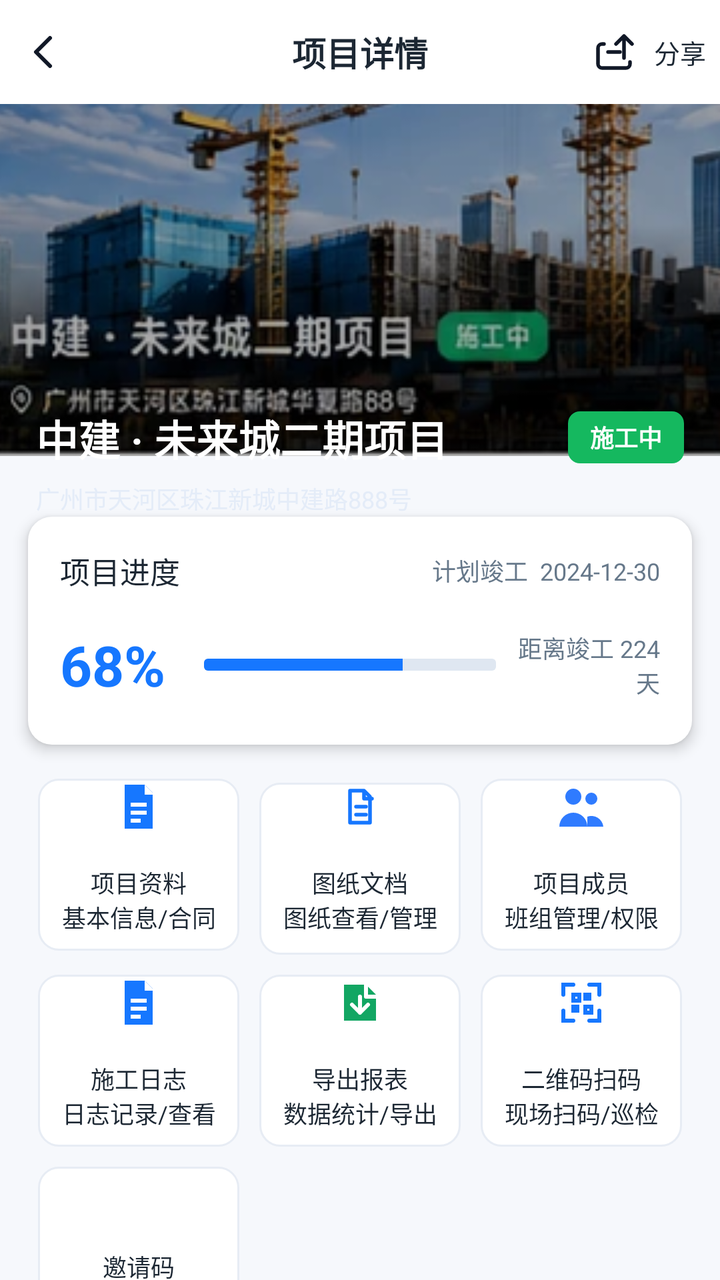
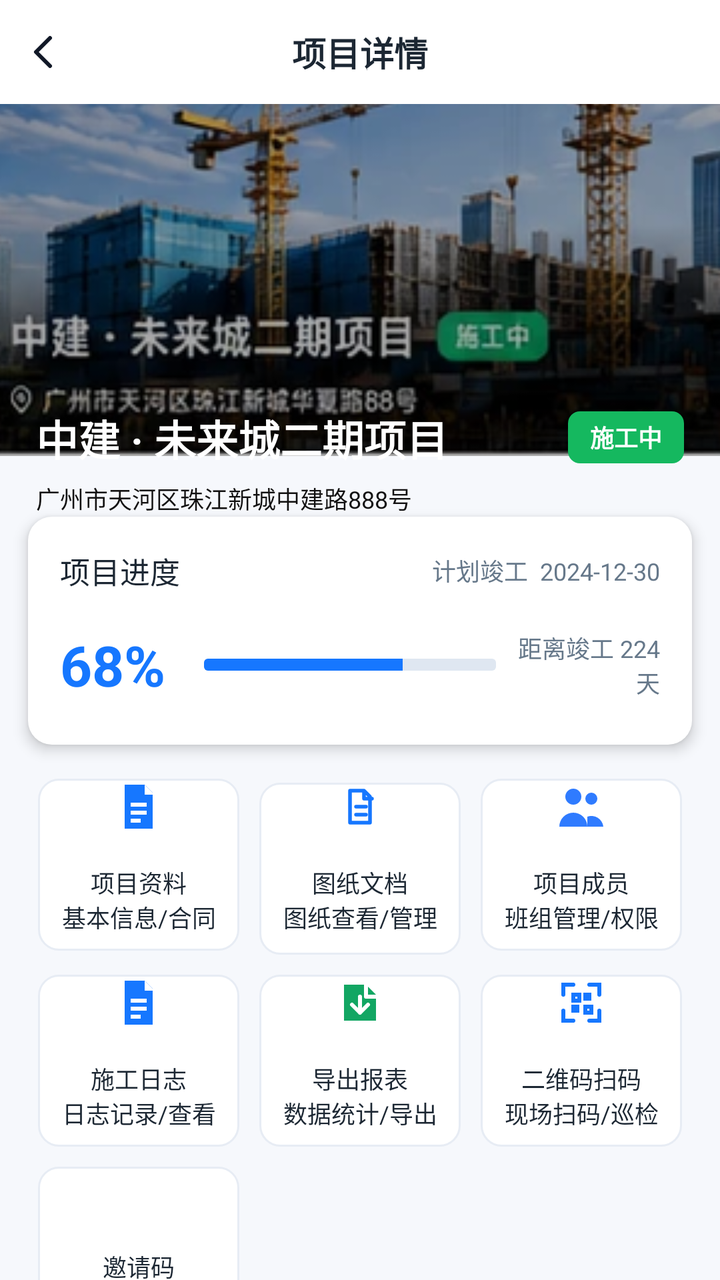

Two renders of the same Android screen: before a commit and after it. Below are the layout's source before the change and the commit's diff.
<!-- AndroidManifest.xml: application theme Theme.WorkerM -->
<!-- res/layout/activity_project_detail.xml -->
<?xml version="1.0" encoding="utf-8"?>
<androidx.core.widget.NestedScrollView xmlns:android="http://schemas.android.com/apk/res/android"
    android:id="@+id/detail_root"
    android:layout_width="match_parent"
    android:layout_height="match_parent"
    android:background="@drawable/bg_app_page"
    android:fillViewport="true"
    android:overScrollMode="never">

    <LinearLayout
        android:layout_width="match_parent"
        android:layout_height="wrap_content"
        android:orientation="vertical"
        android:paddingBottom="24dp">

        <FrameLayout
            android:layout_width="match_parent"
            android:layout_height="276dp">

            <ImageView
                android:id="@+id/project_cover_image"
                android:layout_width="match_parent"
                android:layout_height="228dp"
                android:scaleType="centerCrop"
                android:src="@drawable/detail_header_crane" />

            <View
                android:layout_width="match_parent"
                android:layout_height="228dp"
                android:background="#55000000" />

            <FrameLayout
                android:layout_width="match_parent"
                android:layout_height="52dp"
                android:background="@color/white">

                <ImageButton
                    android:id="@+id/detail_back_button"
                    android:layout_width="44dp"
                    android:layout_height="44dp"
                    android:layout_gravity="start|center_vertical"
                    android:background="?attr/selectableItemBackgroundBorderless"
                    android:padding="10dp"
                    android:src="@drawable/ic_back" />

                <TextView
                    android:layout_width="wrap_content"
                    android:layout_height="match_parent"
                    android:layout_gravity="center"
                    android:gravity="center"
                    android:text="项目详情"
                    android:textColor="@color/text_primary"
                    android:textSize="17sp"
                    android:textStyle="bold" />

                <TextView
                    android:layout_width="64dp"
                    android:layout_height="match_parent"
                    android:layout_gravity="end"
                    android:drawableStart="@drawable/ic_share"
                    android:gravity="center"
                    android:text="分享"
                    android:textColor="@color/text_primary"
                    android:textSize="13sp" />
            </FrameLayout>

            <LinearLayout
                android:layout_width="match_parent"
                android:layout_height="84dp"
                android:layout_gravity="bottom"
                android:gravity="bottom"
                android:orientation="vertical"
                android:paddingHorizontal="18dp"
                android:paddingBottom="18dp">

                <LinearLayout
                    android:layout_width="match_parent"
                    android:layout_height="wrap_content"
                    android:gravity="center_vertical"
                    android:orientation="horizontal">

                    <TextView
                        android:id="@+id/project_name_text"
                        android:layout_width="0dp"
                        android:layout_height="wrap_content"
                        android:layout_weight="1"
                        android:text="中建 · 未来城二期项目"
                        android:textColor="@color/white"
                        android:textSize="21sp"
                        android:textStyle="bold" />

                    <TextView
                        android:id="@+id/project_status_text"
                        android:layout_width="58dp"
                        android:layout_height="26dp"
                        android:background="@drawable/bg_chip_green"
                        android:gravity="center"
                        android:text="施工中"
                        android:textColor="@color/white"
                        android:textSize="12sp"
                        android:textStyle="bold" />
                </LinearLayout>

                <TextView
                    android:id="@+id/project_address_text"
                    android:layout_width="wrap_content"
                    android:layout_height="wrap_content"
                    android:layout_marginTop="6dp"
                    android:text="广州市天河区珠江新城中建路888号"
                    android:textColor="#E4ECF8"
                    android:textSize="12sp" />
            </LinearLayout>
        </FrameLayout>

        <LinearLayout
            android:layout_width="match_parent"
            android:layout_height="wrap_content"
            android:layout_marginHorizontal="14dp"
            android:layout_marginTop="-18dp"
            android:background="@drawable/bg_card_round"
            android:elevation="4dp"
            android:orientation="vertical"
            android:padding="16dp">

            <LinearLayout
                android:layout_width="match_parent"
                android:layout_height="wrap_content"
                android:gravity="center_vertical"
                android:orientation="horizontal">

                <TextView
                    android:layout_width="0dp"
                    android:layout_height="wrap_content"
                    android:layout_weight="1"
                    android:text="项目进度"
                    android:textColor="@color/text_primary"
                    android:textSize="15sp" />

                <TextView
                    android:id="@+id/project_plan_text"
                    android:layout_width="wrap_content"
                    android:layout_height="wrap_content"
                    android:text="计划竣工  2024-12-30"
                    android:textColor="@color/text_secondary"
                    android:textSize="12sp" />
            </LinearLayout>

            <LinearLayout
                android:layout_width="match_parent"
                android:layout_height="48dp"
                android:layout_marginTop="12dp"
                android:gravity="center_vertical"
                android:orientation="horizontal">

                <TextView
                    android:id="@+id/project_progress_text"
                    android:layout_width="62dp"
                    android:layout_height="wrap_content"
                    android:text="68%"
                    android:textColor="@color/dashboard_blue"
                    android:textSize="28sp"
                    android:textStyle="bold" />

                <ProgressBar
                    android:id="@+id/project_progress_bar"
                    style="?android:attr/progressBarStyleHorizontal"
                    android:layout_width="0dp"
                    android:layout_height="6dp"
                    android:layout_marginStart="10dp"
                    android:layout_weight="1"
                    android:max="100"
                    android:progress="68"
                    android:progressDrawable="@drawable/bg_progress_layer" />

                <TextView
                    android:id="@+id/project_days_text"
                    android:layout_width="82dp"
                    android:layout_height="wrap_content"
                    android:gravity="end"
                    android:text="距离竣工 224天"
                    android:textColor="@color/text_secondary"
                    android:textSize="12sp" />
            </LinearLayout>
        </LinearLayout>

        <GridLayout
            android:layout_width="match_parent"
            android:layout_height="wrap_content"
            android:layout_marginHorizontal="14dp"
            android:layout_marginTop="12dp"
            android:columnCount="3">

            <TextView
                android:id="@+id/project_materials_action"
                style="@style/DetailActionCard"
                android:drawableTop="@drawable/ic_doc"
                android:text="项目资料\n基本信息/合同" />
            <TextView
                android:id="@+id/drawing_docs_action"
                style="@style/DetailActionCard"
                android:drawableTop="@drawable/ic_project"
                android:text="图纸文档\n图纸查看/管理" />
            <TextView
                android:id="@+id/project_members_action"
                style="@style/DetailActionCard"
                android:drawableTop="@drawable/ic_people"
                android:text="项目成员\n班组管理/权限" />
            <TextView
                android:id="@+id/construction_log_action"
                style="@style/DetailActionCard"
                android:drawableTop="@drawable/ic_doc"
                android:text="施工日志\n日志记录/查看" />
            <TextView
                android:id="@+id/project_report_action"
                style="@style/DetailActionCard"
                android:drawableTop="@drawable/ic_export"
                android:text="导出报表\n数据统计/导出" />
            <TextView
                android:id="@+id/qr_scan_action"
                style="@style/DetailActionCard"
                android:drawableTop="@drawable/ic_scan"
                android:text="二维码扫码\n现场扫码/巡检" />
            <TextView
                android:id="@+id/invite_code_action"
                style="@style/DetailActionCard"
                android:drawableTop="@drawable/ic_add"
                android:text="邀请码\n班组注册邀请" />
        </GridLayout>

        <LinearLayout
            android:layout_width="match_parent"
            android:layout_height="wrap_content"
            android:layout_marginHorizontal="14dp"
            android:layout_marginTop="14dp"
            android:background="@drawable/bg_card_round"
            android:elevation="2dp"
            android:orientation="vertical"
            android:padding="14dp">

            <LinearLayout
                android:layout_width="match_parent"
                android:layout_height="28dp"
                android:gravity="center_vertical"
                android:orientation="horizontal">

                <TextView android:layout_width="0dp" android:layout_height="wrap_content" android:layout_weight="1" android:text="最近文件" android:textColor="@color/text_primary" android:textSize="15sp" android:textStyle="bold" />
                <TextView android:layout_width="wrap_content" android:layout_height="wrap_content" android:text="全部文件  >" android:textColor="@color/text_secondary" android:textSize="12sp" />
            </LinearLayout>

            <LinearLayout
                android:id="@+id/recent_files_container"
                android:layout_width="match_parent"
                android:layout_height="wrap_content"
                android:orientation="vertical" />

            <TextView
                android:id="@+id/recent_files_empty_text"
                android:layout_width="match_parent"
                android:layout_height="64dp"
                android:gravity="center"
                android:text="暂无最近文件"
                android:textColor="@color/text_secondary"
                android:textSize="13sp" />

            <TextView
                android:layout_width="match_parent"
                android:layout_height="34dp"
                android:gravity="center"
                android:text="查看更多文件  >"
                android:textColor="@color/dashboard_blue"
                android:textSize="12sp" />
        </LinearLayout>
    </LinearLayout>
</androidx.core.widget.NestedScrollView>
<!-- resources referenced by this layout -->
<resources>
  <color name="dashboard_blue">#1677FF</color>
  <color name="text_primary">#1C2733</color>
  <color name="text_secondary">#66788A</color>
  <color name="white">#FFFFFFFF</color>
  <!-- drawable bg_app_page (drawable) -->
  <?xml version="1.0" encoding="utf-8"?>
  <shape xmlns:android="http://schemas.android.com/apk/res/android">
      <solid android:color="#F6F8FC" />
  </shape>
  <!-- drawable bg_card_round (drawable) -->
  <?xml version="1.0" encoding="utf-8"?>
  <shape xmlns:android="http://schemas.android.com/apk/res/android">
      <solid android:color="@color/white" />
      <corners android:radius="12dp" />
  </shape>
  <!-- drawable bg_chip_green (drawable) -->
  <?xml version="1.0" encoding="utf-8"?>
  <shape xmlns:android="http://schemas.android.com/apk/res/android">
      <solid android:color="#15B85F" />
      <corners android:radius="6dp" />
  </shape>
  <!-- drawable bg_progress_layer (drawable) -->
  <?xml version="1.0" encoding="utf-8"?>
  <layer-list xmlns:android="http://schemas.android.com/apk/res/android">
      <item android:id="@android:id/background" android:drawable="@drawable/bg_progress_track" />
      <item android:id="@android:id/progress" android:drawable="@drawable/bg_progress_blue" />
  </layer-list>
  <!-- drawable ic_add (drawable) -->
  <?xml version="1.0" encoding="utf-8"?>
  <vector xmlns:android="http://schemas.android.com/apk/res/android" android:width="24dp" android:height="24dp" android:viewportWidth="24" android:viewportHeight="24">
      <path android:strokeColor="#FFFFFFFF" android:strokeWidth="2.2" android:strokeLineCap="round" android:fillColor="@android:color/transparent" android:pathData="M12,5v14M5,12h14" />
  </vector>
  <!-- drawable ic_people (drawable) -->
  <?xml version="1.0" encoding="utf-8"?>
  <vector xmlns:android="http://schemas.android.com/apk/res/android" android:width="28dp" android:height="28dp" android:viewportWidth="28" android:viewportHeight="28">
      <path android:fillColor="#FF2F7BFF" android:pathData="M10,13a4,4 0,1 0,0 -8a4,4 0,0 0,0 8M3,24a7,7 0,0 1,14 0zM19,13a3,3 0,1 0,0 -6a3,3 0,0 0,0 6M17,24h8a6,6 0,0 0,-8 -5z" />
  </vector>
  <!-- drawable ic_share (drawable) -->
  <?xml version="1.0" encoding="utf-8"?>
  <vector xmlns:android="http://schemas.android.com/apk/res/android" android:width="24dp" android:height="24dp" android:viewportWidth="24" android:viewportHeight="24">
      <path android:strokeColor="#111827" android:strokeWidth="1.8" android:strokeLineCap="round" android:strokeLineJoin="round" android:fillColor="@android:color/transparent" android:pathData="M8,12h6M12,8l4,-4l4,4M16,4v11M6,8H5a2,2 0,0 0,-2 2v8a2,2 0,0 0,2 2h12a2,2 0,0 0,2 -2v-1" />
  </vector>
  <style name="Theme.WorkerM" parent="Base.Theme.WorkerM" />
  <!-- drawable bg_progress_track (drawable) -->
  <?xml version="1.0" encoding="utf-8"?>
  <shape xmlns:android="http://schemas.android.com/apk/res/android">
      <solid android:color="#DFE7F1" />
      <corners android:radius="2dp" />
  </shape>
  <!-- drawable bg_progress_blue (drawable) -->
  <?xml version="1.0" encoding="utf-8"?>
  <clip xmlns:android="http://schemas.android.com/apk/res/android">
      <shape>
          <solid android:color="@color/dashboard_blue" />
          <corners android:radius="2dp" />
      </shape>
  </clip>
  <!-- drawable bg_card_stroke (drawable) -->
  <?xml version="1.0" encoding="utf-8"?>
  <shape xmlns:android="http://schemas.android.com/apk/res/android">
      <solid android:color="@color/white" />
      <stroke android:width="1dp" android:color="#E7ECF4" />
      <corners android:radius="10dp" />
  </shape>
  <color name="brand_primary">#124D90</color>
  <color name="text_inverse">#FFFFFFFF</color>
  <color name="brand_secondary">#2F7BC7</color>
  <color name="surface_background">#F3F6FA</color>
  <color name="surface_card">#FFFFFFFF</color>
  <!-- unchanged entries left out for length: 8 -->
</resources>

<!-- the commit's change to res/layout/activity_project_detail.xml (unified diff, before → after) -->
@@ -53,15 +53,7 @@
                     android:textSize="17sp"
                     android:textStyle="bold" />
 
-                <TextView
-                    android:layout_width="64dp"
-                    android:layout_height="match_parent"
-                    android:layout_gravity="end"
-                    android:drawableStart="@drawable/ic_share"
-                    android:gravity="center"
-                    android:text="分享"
-                    android:textColor="@color/text_primary"
-                    android:textSize="13sp" />
+
             </FrameLayout>
 
             <LinearLayout
@@ -107,7 +99,7 @@
                     android:layout_height="wrap_content"
                     android:layout_marginTop="6dp"
                     android:text="广州市天河区珠江新城中建路888号"
-                    android:textColor="#E4ECF8"
+                    android:textColor="#121111"
                     android:textSize="12sp" />
             </LinearLayout>
         </FrameLayout>
<!-- resource entries referenced after the edit -->
@@ -37,11 +37,6 @@
   <vector xmlns:android="http://schemas.android.com/apk/res/android" android:width="28dp" android:height="28dp" android:viewportWidth="28" android:viewportHeight="28">
       <path android:fillColor="#FF2F7BFF" android:pathData="M10,13a4,4 0,1 0,0 -8a4,4 0,0 0,0 8M3,24a7,7 0,0 1,14 0zM19,13a3,3 0,1 0,0 -6a3,3 0,0 0,0 6M17,24h8a6,6 0,0 0,-8 -5z" />
   </vector>
-  <!-- drawable ic_share (drawable) -->
-  <?xml version="1.0" encoding="utf-8"?>
-  <vector xmlns:android="http://schemas.android.com/apk/res/android" android:width="24dp" android:height="24dp" android:viewportWidth="24" android:viewportHeight="24">
-      <path android:strokeColor="#111827" android:strokeWidth="1.8" android:strokeLineCap="round" android:strokeLineJoin="round" android:fillColor="@android:color/transparent" android:pathData="M8,12h6M12,8l4,-4l4,4M16,4v11M6,8H5a2,2 0,0 0,-2 2v8a2,2 0,0 0,2 2h12a2,2 0,0 0,2 -2v-1" />
-  </vector>
   <style name="Theme.WorkerM" parent="Base.Theme.WorkerM" />
   <!-- drawable bg_progress_track (drawable) -->
   <?xml version="1.0" encoding="utf-8"?>
